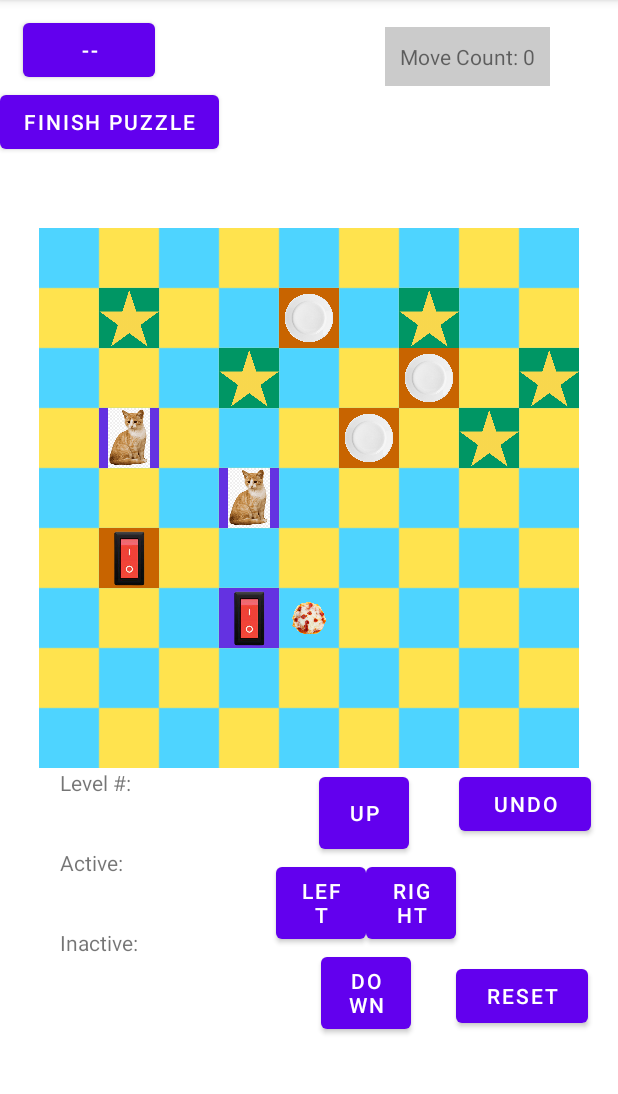
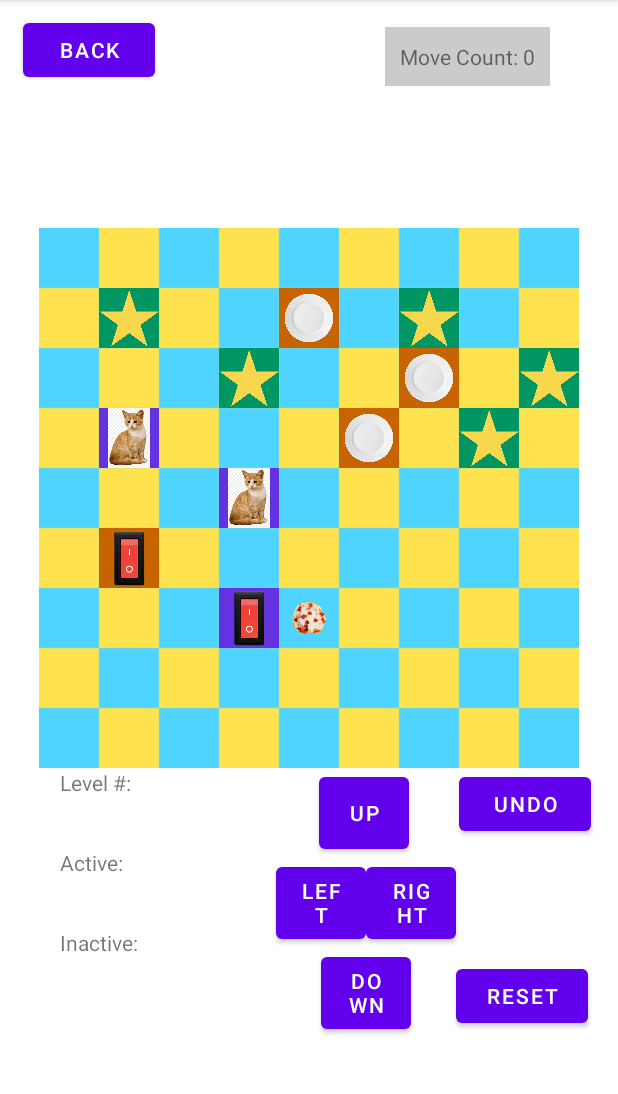
Before and after one commit to kcharris/PuzzleBitesGame, an Android app: the PuzzleActivity screen opened directly, with no data from a screen before it, on a phone screen of 412 x 824 dp, the part 84-1178 px from its top. Run offline under Robolectric (Android 15) with nearby library versions, the phone set to English and light mode, and no system bars; 2 statements that could not run were skipped.

Commit message:
Remove finish puzzle button

```diff
--- a/app/src/main/res/layout/activity_puzzle.xml
+++ b/app/src/main/res/layout/activity_puzzle.xml
@@ -44,7 +44,7 @@
         android:layout_marginStart="15dp"
         android:layout_marginTop="9dp"
         android:onClick="returnMain"
-        android:text="--"
+        android:text="Back"
         app:layout_constraintStart_toStartOf="parent"
         app:layout_constraintTop_toTopOf="parent" />
 
@@ -119,15 +119,6 @@
         app:layout_constraintStart_toEndOf="@+id/puzzleDownBTN"
         app:layout_constraintTop_toBottomOf="@+id/puzzleUndoBTN" />
 
-    <Button
-        android:id="@+id/buttonFinishPuzzle"
-        android:layout_width="wrap_content"
-        android:layout_height="wrap_content"
-        android:onClick="skipPuzzle"
-        android:text="Finish Puzzle"
-        app:layout_constraintStart_toStartOf="parent"
-        app:layout_constraintTop_toBottomOf="@+id/puzzleBackBTN" />
-
     <ImageView
         android:id="@+id/gridboardIV"
         android:layout_width="360dp"
```
